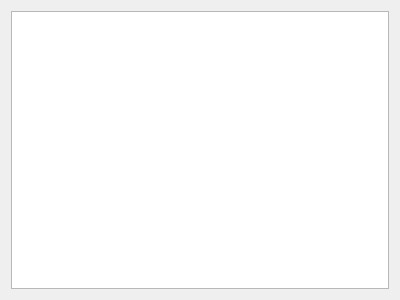
qtplatz/qtplatz, file src/libs/qtwidgets/sequencesform.ui: the form before one commit.
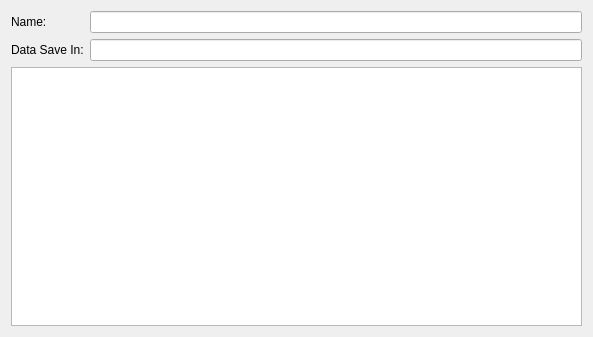
The form after the commit.

```diff
--- a/src/libs/qtwidgets/sequencesform.ui
+++ b/src/libs/qtwidgets/sequencesform.ui
@@ -6,8 +6,8 @@
    <rect>
     <x>0</x>
     <y>0</y>
-    <width>400</width>
-    <height>300</height>
+    <width>593</width>
+    <height>337</height>
    </rect>
   </property>
   <property name="windowTitle">
@@ -15,7 +15,48 @@
   </property>
   <layout class="QVBoxLayout" name="verticalLayout">
    <item>
-    <widget class="QTreeView" name="treeView"/>
+    <layout class="QHBoxLayout" name="horizontalLayout">
+     <item>
+      <layout class="QVBoxLayout" name="verticalLayout_2">
+       <item>
+        <layout class="QFormLayout" name="formLayout">
+         <item row="0" column="0">
+          <widget class="QLabel" name="nameLabel">
+           <property name="text">
+            <string>Name:</string>
+           </property>
+          </widget>
+         </item>
+         <item row="0" column="1">
+          <widget class="QLineEdit" name="nameLineEdit"/>
+         </item>
+         <item row="1" column="0">
+          <widget class="QLabel" name="dataSaveInLabel">
+           <property name="text">
+            <string>Data Save In:</string>
+           </property>
+          </widget>
+         </item>
+         <item row="1" column="1">
+          <widget class="QLineEdit" name="dataSaveInLineEdit"/>
+         </item>
+        </layout>
+       </item>
+       <item>
+        <widget class="QTableView" name="tableView">
+         <property name="font">
+          <font>
+           <family>Calibri</family>
+          </font>
+         </property>
+         <attribute name="horizontalHeaderCascadingSectionResizes">
+          <bool>true</bool>
+         </attribute>
+        </widget>
+       </item>
+      </layout>
+     </item>
+    </layout>
    </item>
   </layout>
  </widget>
```
